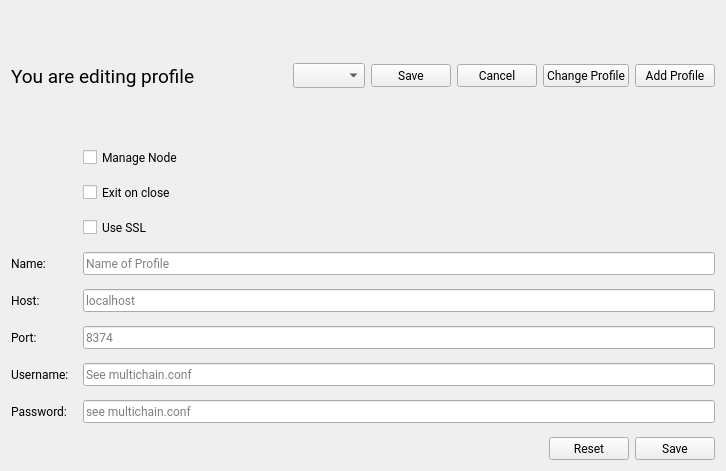
This is app/ui/settings_profile.ui in project-renard-survey/gui-demo as Qt 5 draws it before an edit. The edited form follows.
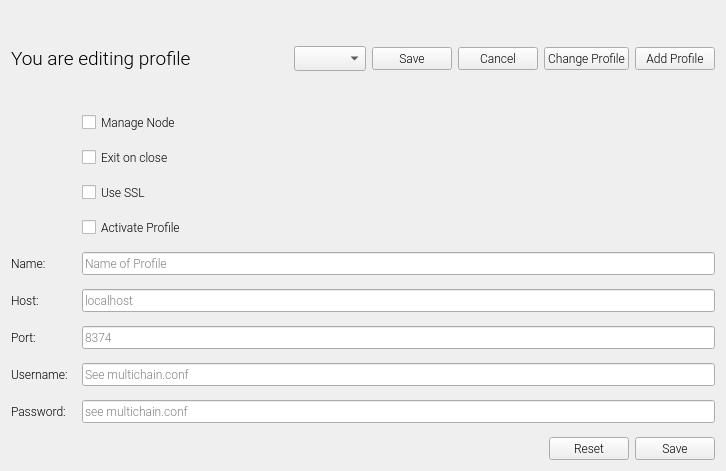
This is the edited form.

Commit message:
Let user decide, if the new Profile should be active.
Delete more unnecessary files.

Diff of the .ui file:
```diff
--- a/app/ui/settings_profile.ui
+++ b/app/ui/settings_profile.ui
@@ -24,7 +24,7 @@
        <widget class="QLabel" name="label_text_profile">
         <property name="font">
          <font>
-          <family>Roboto</family>
+          <family>Roboto Light</family>
           <pointsize>14</pointsize>
           <weight>50</weight>
           <italic>false</italic>
@@ -40,7 +40,7 @@
        <widget class="QLabel" name="label_active_profile">
         <property name="font">
          <font>
-          <family>Roboto</family>
+          <family>Roboto Light</family>
           <pointsize>14</pointsize>
          </font>
         </property>
@@ -76,7 +76,7 @@
        <widget class="QPushButton" name="btn_save_changed_profile">
         <property name="font">
          <font>
-          <family>Roboto</family>
+          <family>Roboto Light</family>
          </font>
         </property>
         <property name="text">
@@ -88,7 +88,7 @@
        <widget class="QPushButton" name="btn_cancel_changed_profile">
         <property name="font">
          <font>
-          <family>Roboto</family>
+          <family>Roboto Light</family>
          </font>
         </property>
         <property name="text">
@@ -106,7 +106,7 @@
         </property>
         <property name="font">
          <font>
-          <family>Roboto</family>
+          <family>Roboto Light</family>
           <weight>50</weight>
           <italic>false</italic>
           <bold>false</bold>
@@ -122,7 +122,7 @@
        <widget class="QPushButton" name="btn_add_profile">
         <property name="font">
          <font>
-          <family>Roboto</family>
+          <family>Roboto Light</family>
          </font>
         </property>
         <property name="text">
@@ -151,7 +151,7 @@
       <widget class="QCheckBox" name="check_manage_node">
        <property name="font">
         <font>
-         <family>Roboto</family>
+         <family>Roboto Light</family>
         </font>
        </property>
        <property name="text">
@@ -163,7 +163,7 @@
       <widget class="QCheckBox" name="check_exit_close">
        <property name="font">
         <font>
-         <family>Roboto</family>
+         <family>Roboto Light</family>
          <weight>50</weight>
          <italic>false</italic>
          <bold>false</bold>
@@ -175,11 +175,11 @@
        </property>
       </widget>
      </item>
-     <item row="3" column="0">
+     <item row="4" column="0">
       <widget class="QLabel" name="label_name">
        <property name="font">
         <font>
-         <family>Roboto</family>
+         <family>Roboto Light</family>
         </font>
        </property>
        <property name="text">
@@ -190,11 +190,11 @@
        </property>
       </widget>
      </item>
-     <item row="3" column="1">
+     <item row="4" column="1">
       <widget class="QLineEdit" name="edit_name">
        <property name="font">
         <font>
-         <family>Roboto</family>
+         <family>Roboto Light</family>
         </font>
        </property>
        <property name="text">
@@ -208,11 +208,11 @@
        </property>
       </widget>
      </item>
-     <item row="4" column="0">
+     <item row="5" column="0">
       <widget class="QLabel" name="label_host">
        <property name="font">
         <font>
-         <family>Roboto</family>
+         <family>Roboto Light</family>
         </font>
        </property>
        <property name="text">
@@ -223,11 +223,11 @@
        </property>
       </widget>
      </item>
-     <item row="4" column="1">
+     <item row="5" column="1">
       <widget class="QLineEdit" name="edit_host">
        <property name="font">
         <font>
-         <family>Roboto</family>
+         <family>Roboto Light</family>
         </font>
        </property>
        <property name="whatsThis">
@@ -241,11 +241,11 @@
        </property>
       </widget>
      </item>
-     <item row="5" column="0">
+     <item row="6" column="0">
       <widget class="QLabel" name="label_port">
        <property name="font">
         <font>
-         <family>Roboto</family>
+         <family>Roboto Light</family>
         </font>
        </property>
        <property name="text">
@@ -256,11 +256,11 @@
        </property>
       </widget>
      </item>
-     <item row="5" column="1">
+     <item row="6" column="1">
       <widget class="QLineEdit" name="edit_port">
        <property name="font">
         <font>
-         <family>Roboto</family>
+         <family>Roboto Light</family>
         </font>
        </property>
        <property name="placeholderText">
@@ -271,11 +271,11 @@
        </property>
       </widget>
      </item>
-     <item row="6" column="0">
+     <item row="7" column="0">
       <widget class="QLabel" name="label_rpc_user">
        <property name="font">
         <font>
-         <family>Roboto</family>
+         <family>Roboto Light</family>
         </font>
        </property>
        <property name="text">
@@ -286,11 +286,11 @@
        </property>
       </widget>
      </item>
-     <item row="6" column="1">
+     <item row="7" column="1">
       <widget class="QLineEdit" name="edit_rpc_user">
        <property name="font">
         <font>
-         <family>Roboto</family>
+         <family>Roboto Light</family>
         </font>
        </property>
        <property name="placeholderText">
@@ -301,11 +301,11 @@
        </property>
       </widget>
      </item>
-     <item row="7" column="0">
+     <item row="8" column="0">
       <widget class="QLabel" name="label_rpc_password">
        <property name="font">
         <font>
-         <family>Roboto</family>
+         <family>Roboto Light</family>
         </font>
        </property>
        <property name="text">
@@ -316,11 +316,11 @@
        </property>
       </widget>
      </item>
-     <item row="7" column="1">
+     <item row="8" column="1">
       <widget class="QLineEdit" name="edit_rpc_password">
        <property name="font">
         <font>
-         <family>Roboto</family>
+         <family>Roboto Light</family>
         </font>
        </property>
        <property name="echoMode">
@@ -334,7 +334,7 @@
        </property>
       </widget>
      </item>
-     <item row="10" column="1">
+     <item row="11" column="1">
       <widget class="QWidget" name="widget" native="true">
        <layout class="QHBoxLayout" name="horizontalLayout">
         <property name="margin">
@@ -363,7 +363,7 @@
           </property>
           <property name="font">
            <font>
-            <family>Roboto</family>
+            <family>Roboto Light</family>
            </font>
           </property>
           <property name="text">
@@ -381,7 +381,7 @@
           </property>
           <property name="font">
            <font>
-            <family>Roboto</family>
+            <family>Roboto Light</family>
            </font>
           </property>
           <property name="text">
@@ -396,7 +396,7 @@
       <widget class="QCheckBox" name="check_box_use_ssl">
        <property name="font">
         <font>
-         <family>Roboto</family>
+         <family>Roboto Light</family>
         </font>
        </property>
        <property name="text">
@@ -404,6 +404,18 @@
        </property>
       </widget>
      </item>
+     <item row="3" column="1">
+      <widget class="QCheckBox" name="check_activate_profile">
+       <property name="font">
+        <font>
+         <family>Roboto Light</family>
+        </font>
+       </property>
+       <property name="text">
+        <string>Activate Profile</string>
+       </property>
+      </widget>
+     </item>
     </layout>
    </item>
   </layout>
```
Left out of the diff: 32 changed lines with no effect on the pictures. The commit also changes 3 other files.
